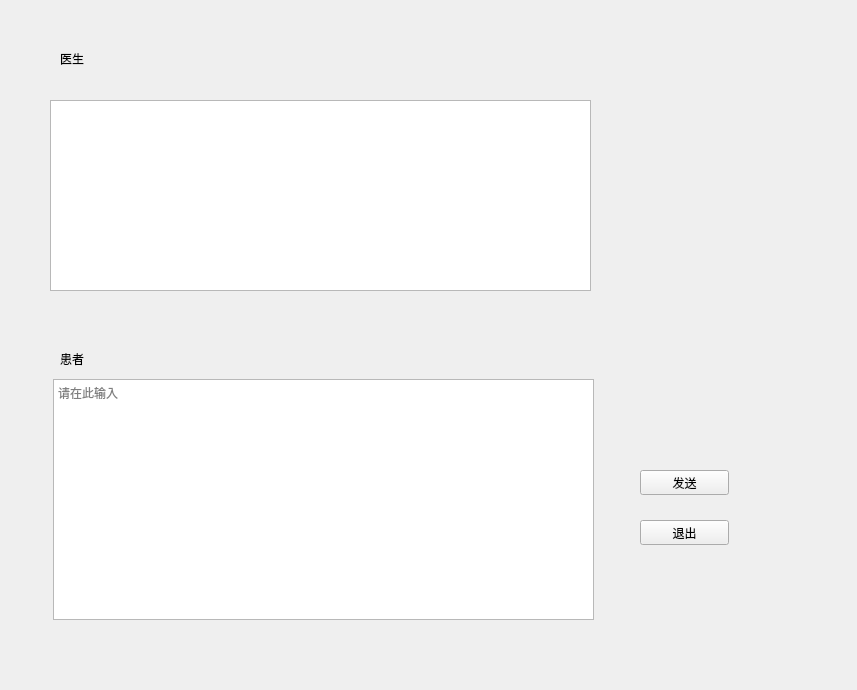
This is ui/Doctor_patientCommunicationPlatform.ui in BottleOfErie/SmartHospital as Qt 5 draws it before an edit. The edited form follows.
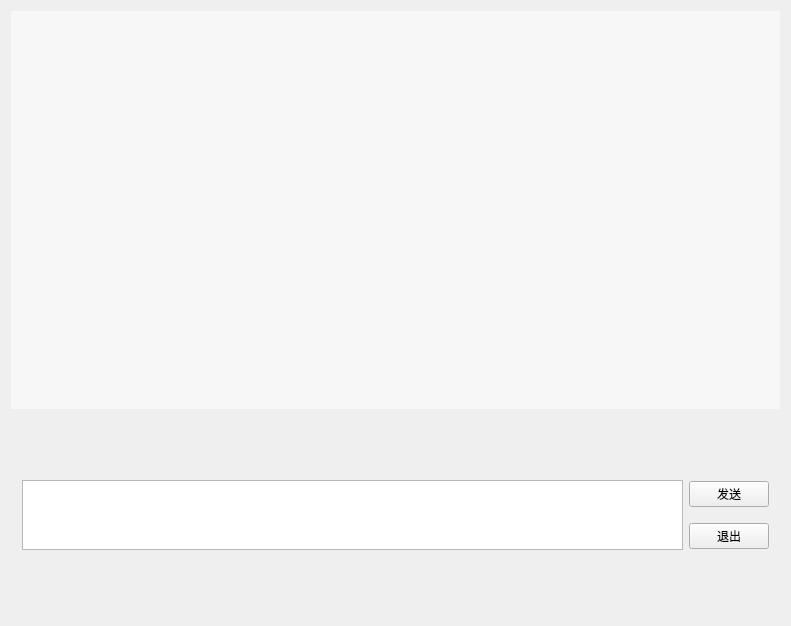
This is the edited form.

Commit message: include commuPlatform wip

```diff
--- a/ui/Doctor_patientCommunicationPlatform.ui
+++ b/ui/Doctor_patientCommunicationPlatform.ui
@@ -6,89 +6,97 @@
    <rect>
     <x>0</x>
     <y>0</y>
-    <width>857</width>
-    <height>690</height>
+    <width>791</width>
+    <height>626</height>
    </rect>
   </property>
   <property name="windowTitle">
    <string>Form</string>
   </property>
-  <widget class="QTextEdit" name="textEdit">
-   <property name="geometry">
-    <rect>
-     <x>53</x>
-     <y>379</y>
-     <width>541</width>
-     <height>241</height>
-    </rect>
-   </property>
-   <property name="placeholderText">
-    <string>请在此输入</string>
-   </property>
-  </widget>
-  <widget class="QPushButton" name="pushButton">
-   <property name="geometry">
-    <rect>
-     <x>640</x>
-     <y>470</y>
-     <width>89</width>
-     <height>25</height>
-    </rect>
-   </property>
-   <property name="text">
-    <string>发送</string>
-   </property>
-  </widget>
-  <widget class="QPushButton" name="pushButton_2">
-   <property name="geometry">
-    <rect>
-     <x>640</x>
-     <y>520</y>
-     <width>89</width>
-     <height>25</height>
-    </rect>
-   </property>
-   <property name="text">
-    <string>退出</string>
-   </property>
-  </widget>
-  <widget class="QTextEdit" name="textEdit_2">
-   <property name="geometry">
-    <rect>
-     <x>50</x>
-     <y>100</y>
-     <width>541</width>
-     <height>191</height>
-    </rect>
-   </property>
-  </widget>
-  <widget class="QLabel" name="label">
-   <property name="geometry">
-    <rect>
-     <x>60</x>
-     <y>50</y>
-     <width>67</width>
-     <height>17</height>
-    </rect>
-   </property>
-   <property name="text">
-    <string>医生</string>
-   </property>
-  </widget>
-  <widget class="QLabel" name="label_2">
-   <property name="geometry">
-    <rect>
-     <x>60</x>
-     <y>350</y>
-     <width>67</width>
-     <height>17</height>
-    </rect>
-   </property>
-   <property name="text">
-    <string>患者</string>
-   </property>
-  </widget>
+  <layout class="QGridLayout" name="gridLayout">
+   <item row="0" column="0">
+    <widget class="QListWidget" name="listWidget">
+     <property name="sizePolicy">
+      <sizepolicy hsizetype="Expanding" vsizetype="Preferred">
+       <horstretch>0</horstretch>
+       <verstretch>0</verstretch>
+      </sizepolicy>
+     </property>
+     <property name="styleSheet">
+      <string notr="true">QListWidget{background-color: rgb(247, 247, 247); color:rgb(51,51,51); border: 1px solid  rgb(247, 247, 247);outline:0px;}
+QListWidget::Item{background-color: rgb(247, 247, 247);}
+QListWidget::Item:hover{background-color: rgb(247, 247, 247); }
+QListWidget::item:selected{
+        background-color: rgb(247, 247, 247);
+        color:black;
+    border: 1px solid  rgb(247, 247, 247);
+}
+QListWidget::item:selected:!active{border: 1px solid  rgb(247, 247, 247); background-color: rgb(247, 247, 247); color:rgb(51,51,51); } </string>
+     </property>
+     <property name="verticalScrollBarPolicy">
+      <enum>Qt::ScrollBarAsNeeded</enum>
+     </property>
+     <property name="horizontalScrollBarPolicy">
+      <enum>Qt::ScrollBarAlwaysOff</enum>
+     </property>
+    </widget>
+   </item>
+   <item row="1" column="0">
+    <widget class="QWidget" name="widget" native="true">
+     <property name="minimumSize">
+      <size>
+       <width>0</width>
+       <height>200</height>
+      </size>
+     </property>
+     <property name="maximumSize">
+      <size>
+       <width>16777215</width>
+       <height>200</height>
+      </size>
+     </property>
+     <layout class="QGridLayout" name="gridLayout_3">
+      <item row="0" column="0">
+       <layout class="QHBoxLayout" name="horizontalLayout">
+        <item>
+         <widget class="QTextEdit" name="textEdit">
+          <property name="sizePolicy">
+           <sizepolicy hsizetype="Expanding" vsizetype="Preferred">
+            <horstretch>0</horstretch>
+            <verstretch>0</verstretch>
+           </sizepolicy>
+          </property>
+         </widget>
+        </item>
+        <item>
+         <layout class="QVBoxLayout" name="verticalLayout">
+          <property name="spacing">
+           <number>15</number>
+          </property>
+          <item>
+           <widget class="QPushButton" name="pushButton">
+            <property name="text">
+             <string>发送</string>
+            </property>
+           </widget>
+          </item>
+          <item>
+           <widget class="QPushButton" name="pushButton_2">
+            <property name="text">
+             <string>退出</string>
+            </property>
+           </widget>
+          </item>
+         </layout>
+        </item>
+       </layout>
+      </item>
+     </layout>
+    </widget>
+   </item>
+  </layout>
  </widget>
+ <layoutdefault spacing="6" margin="11"/>
  <resources/>
  <connections/>
 </ui>
```
Left out of the diff: 2 changed lines with no effect on the pictures. The commit also changes 8 other files.
